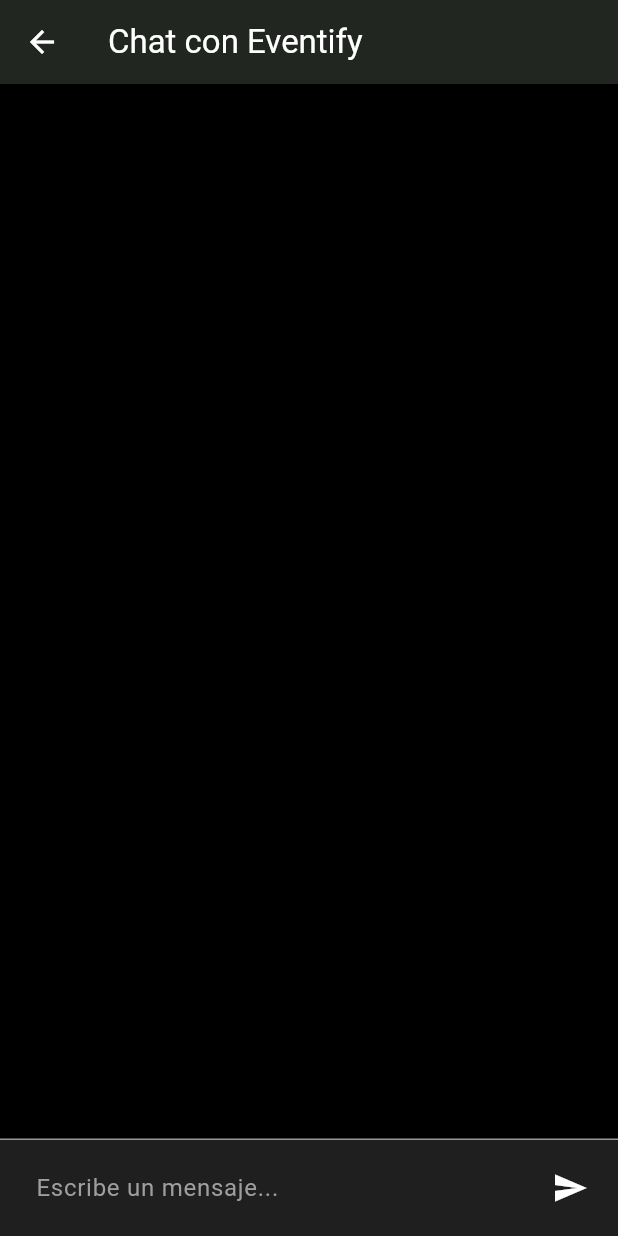
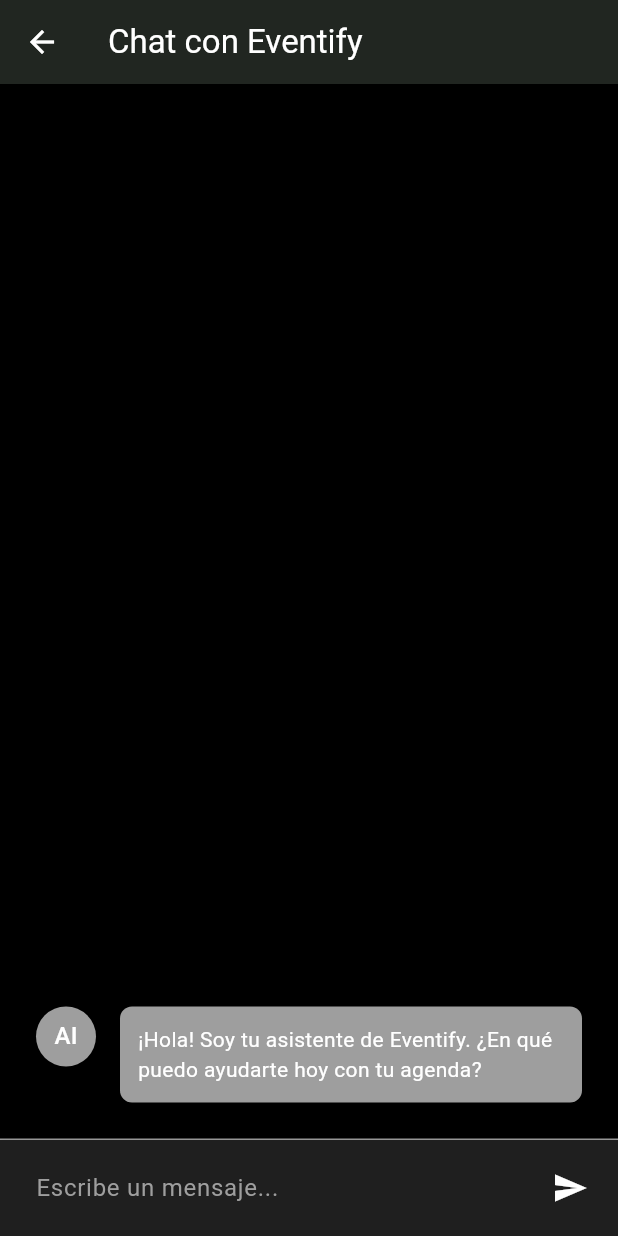
Before and after one commit to DavidMonteroCuesta/TFG-DAM_EVENTIFY, a Flutter app: the ChatScreen screen opened by its route, on a phone screen of 412 x 824 dp. Run offline on Flutter 3.47's test engine with Material 3 defaults, Android fonts, the phone set to English and light mode, and no system bars; our stand-ins replace firebase_core, get_it, google_fonts; accounts and stored records are empty.

```diff
--- a/PROJECT/eventify/lib/common/widgets/chat/widgets/chat_screen.dart
+++ b/PROJECT/eventify/lib/common/widgets/chat/widgets/chat_screen.dart
@@ -1,6 +1,8 @@
 import 'package:eventify/common/theme/colors/colors.dart';
 import 'package:eventify/common/widgets/chat/widgets/chat_message.dart';
 import 'package:flutter/material.dart';
+import 'package:http/http.dart' as http;
+import 'dart:convert';
 
 class ChatScreen extends StatefulWidget {
   static const String routeName = '/chat';
@@ -16,28 +18,75 @@ class _ChatScreenState extends State<ChatScreen> {
   final List<ChatMessage> _messages = [];
   final ScrollController _scrollController = ScrollController();
 
-  void _handleSubmitted(String text) {
+  final String _agentId = 'ag:b9c70aec:20250425:agente-de-eventify:5b623f1b'; // ID del agente
+
+  @override
+  void initState() {
+    super.initState();
+    // Mensaje inicial del bot al abrir el chat
+    Future.delayed(Duration.zero, () {
+      ChatMessage botGreeting = const ChatMessage(
+        text: "¡Hola! Soy tu asistente de Eventify. ¿En qué puedo ayudarte hoy con tu agenda?",
+        isUser: false,
+      );
+      setState(() {
+        _messages.insert(0, botGreeting);
+      });
+      _scrollToBottom();
+    });
+  }
+
+  void _handleSubmitted(String text) async {
     _messageController.clear();
-    ChatMessage message = ChatMessage(
+    ChatMessage userMessage = ChatMessage(
       text: text,
       isUser: true,
     );
     setState(() {
-      _messages.insert(0, message);
+      _messages.insert(0, userMessage);
     });
     _scrollToBottom();
 
-    // Simulación de respuesta del bot (sin cambios aquí)
-    Future.delayed(const Duration(milliseconds: 800), () {
+    // Llamada a la API de Le-Chat
+    final response = await _sendMessageToLeChat(text);
+
     ChatMessage botResponse = ChatMessage(
-        text: "Hola, he recibido tu mensaje: '$text'. ¿En qué puedo ayudarte con tu agenda hoy?",
+      text: response,
       isUser: false,
     );
     setState(() {
       _messages.insert(0, botResponse);
     });
     _scrollToBottom();
+  }
+
+  Future<String> _sendMessageToLeChat(String message) async {
+    final url = Uri.parse('YOUR_LE_CHAT_API_ENDPOINT'); // Reemplaza con el endpoint de Le-Chat
+    final headers = {
+      'Content-Type': 'application/json',
+      'Authorization': 'YOUR_LE_CHAT_API_KEY', // Si Le-Chat requiere autenticación
+    };
+    final body = jsonEncode({
+      'message': message, // Ajusta el nombre del campo según la API de Le-Chat
+      'agent_id': _agentId,
+      // ... otros parámetros que la API de Le-Chat pueda requerir
     });
+
+    try {
+      final response = await http.post(url, headers: headers, body: body);
+
+      if (response.statusCode == 200) {
+        final jsonResponse = jsonDecode(response.body);
+        // Ajusta cómo extraes la respuesta del bot según la estructura de la respuesta de Le-Chat
+        return jsonResponse['response'] ?? 'Error al obtener respuesta';
+      } else {
+        print('Error al comunicarse con Le-Chat: ${response.statusCode}, body: ${response.body}');
+        return 'Error al comunicarse con la IA.';
+      }
+    } catch (e) {
+      print('Error de conexión con Le-Chat: $e');
+      return 'No se pudo conectar con la IA.';
+    }
   }
 
   void _scrollToBottom() {
@@ -58,6 +107,7 @@ class _ChatScreenState extends State<ChatScreen> {
           BoxShadow(
             offset: const Offset(0, -1),
             blurRadius: 2,
+            // ignore: deprecated_member_use
             color: Colors.black.withOpacity(0.1),
           ),
         ],
--- a/PROJECT/eventify/pubspec.yaml
+++ b/PROJECT/eventify/pubspec.yaml
@@ -21,6 +21,8 @@ dependencies:
     sdk: flutter
   google_fonts: ^6.1.0
   flutter_animate: ^4.3.0
+  http: ^1.1.0
+  tflite_flutter: ^0.10.4
 
 dev_dependencies:
   flutter_test:
```
Also changed, not shown: PROJECT/eventify/pubspec.lock, 4 other files. Lines whose indentation alone changed are shown as unchanged.
